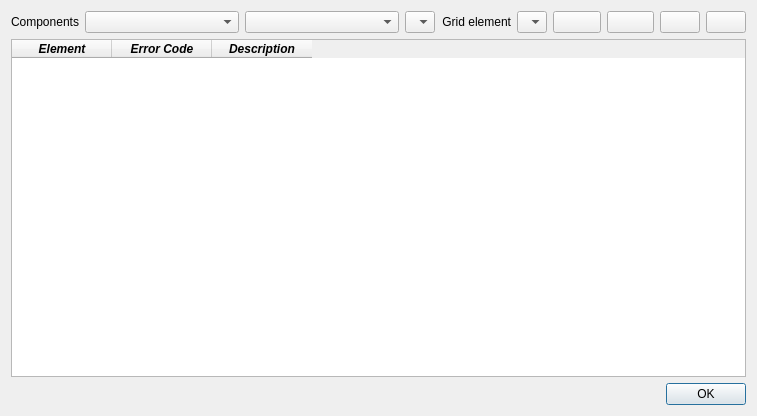
First picture: the form in flo2d/ui/conflicts.ui, repository FLO-2DSoftware/qgis-flo-2d-plugin, before the edit.
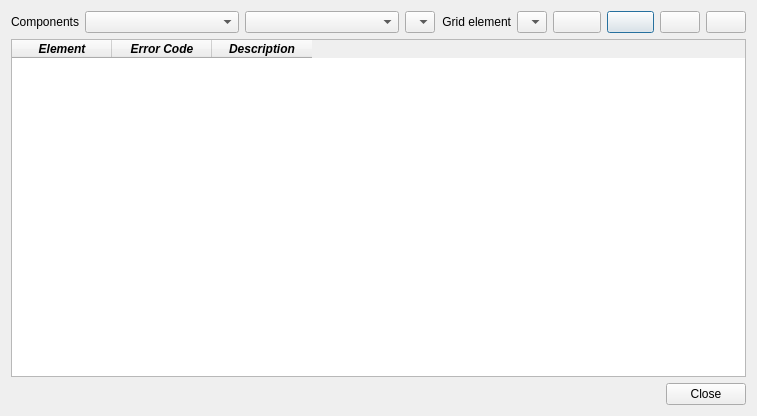
Second picture: the form after the edit. Icons and pictures are not drawn.

Commit message: LEVEES: Build levees from walls. Levees dialog with neighbours and fail data. ISSUES: 1000 at a time

```diff
--- a/flo2d/ui/conflicts.ui
+++ b/flo2d/ui/conflicts.ui
@@ -460,7 +460,7 @@
    <item row="2" column="2" colspan="2">
     <widget class="QDialogButtonBox" name="buttonBox">
      <property name="standardButtons">
-      <set>QDialogButtonBox::Ok</set>
+      <set>QDialogButtonBox::Close</set>
      </property>
     </widget>
    </item>
```
Left out of the diff: 12 changed lines with no effect on the pictures. The commit also changes 29 other files.
